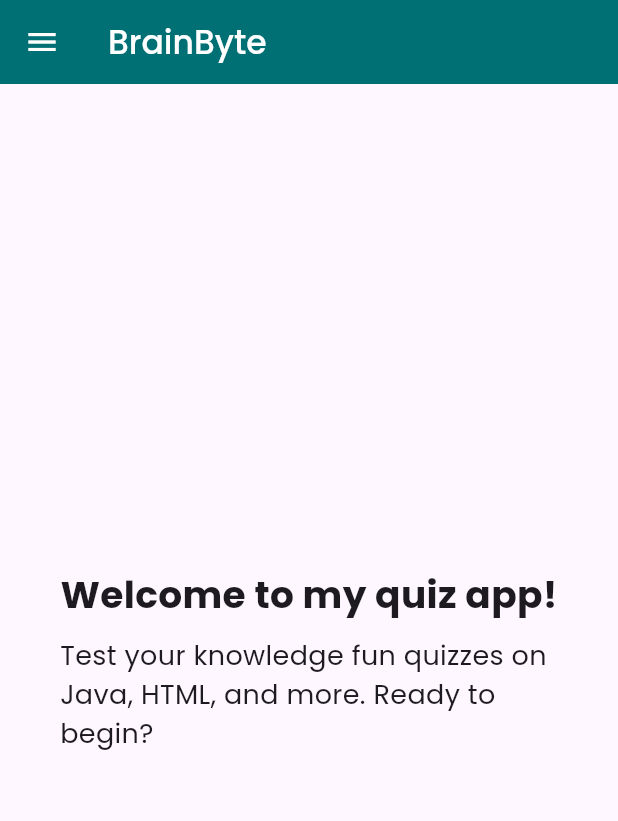
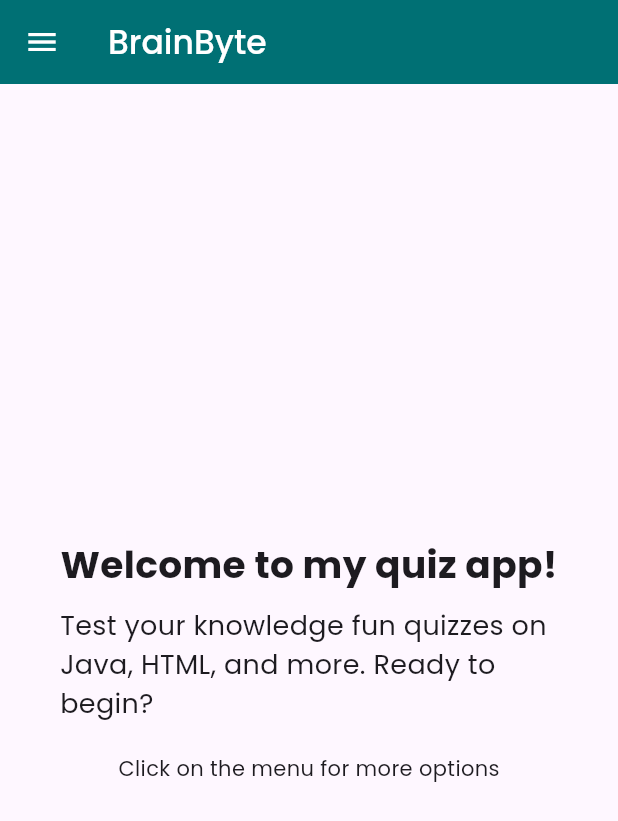
Before and after one commit to heetsolanki/Simple-Quiz-Application-Flutter, a Flutter app: the screen it shows after launch, on a phone screen of 412 x 824 dp. Shown: the top 821 px of the screen. Run offline on Flutter 3.47's test engine with Material 3 defaults, Android fonts, the phone set to English and light mode, and no system bars; our stand-ins replace font_awesome_flutter, simple_icons; missing offline and left inert: smooth_list_view.

Commit message:
Added some text

```diff
--- a/simple_quiz_application/lib/screens/home_screen.dart
+++ b/simple_quiz_application/lib/screens/home_screen.dart
@@ -22,12 +22,13 @@ class HomeState extends State<Home> {
             ),
             const SizedBox(height: 10),
             const Padding(
-              padding: EdgeInsets.only(left: 40, right: 40),
+              padding: EdgeInsets.only(left: 40, right: 40, bottom: 20),
               child: Text(
                 'Test your knowledge fun quizzes on Java, HTML, and more. Ready to begin?',
                 style: TextStyle(fontSize: 18),
               ),
             ),
+            Text('Click on the menu for more options'),
           ],
         ),
       ),
```
